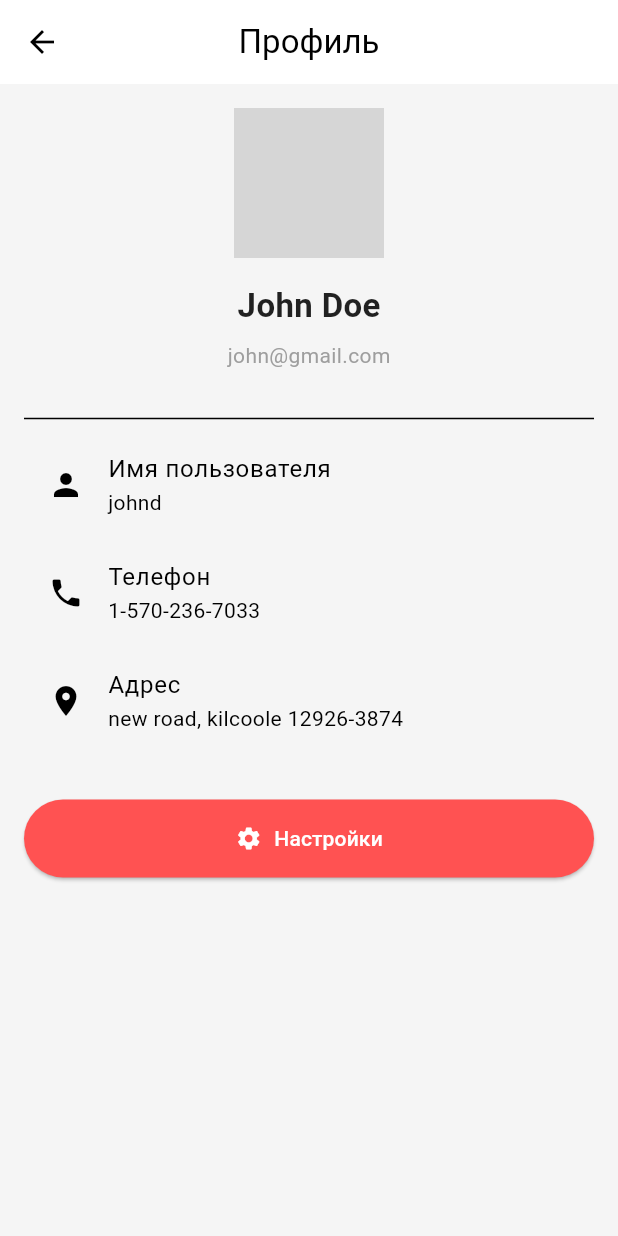
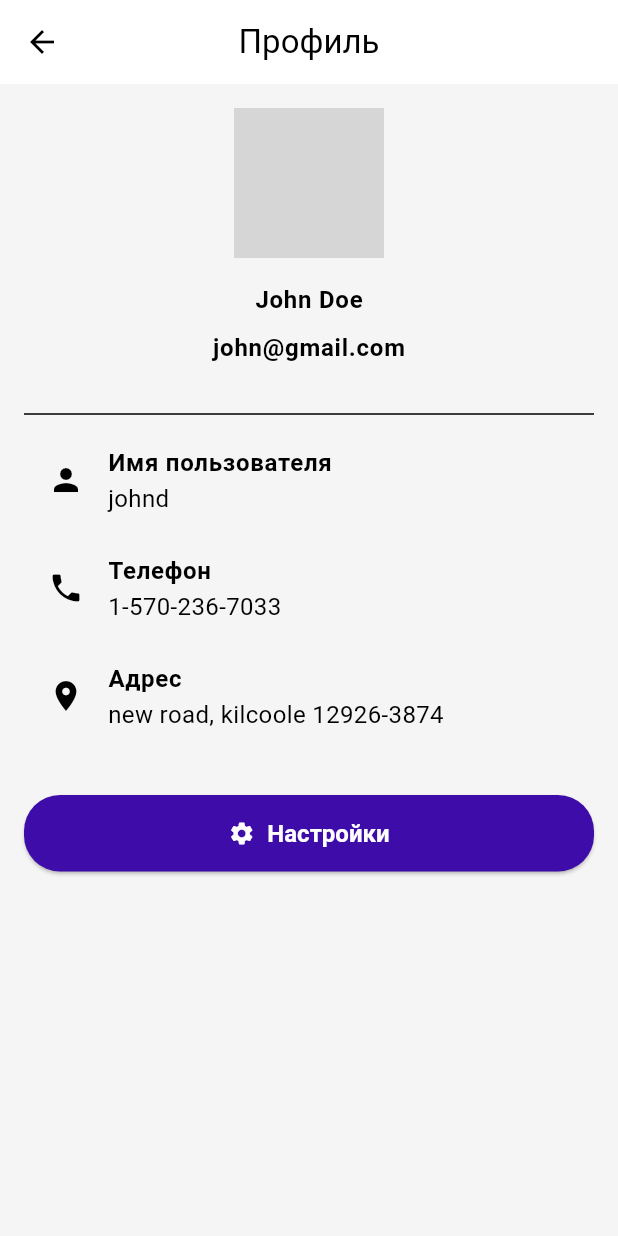
Before and after one commit to PPnGGn/fake_store, a Flutter app: the ProfilePage screen opened directly, on a phone screen of 412 x 824 dp. Run offline on Flutter 3.47's test engine with Material 3 defaults, Android fonts, the phone set to English and light mode, and no system bars; our stand-ins replace auto_route, bloc, dio, flutter_bloc, freezed_annotation, retrofit and 1 more; accounts and stored records are empty; generated files the repository leaves out were written again; network calls fail; Roboto replaces fonts that are missing (Montserrat); grey boxes are pictures that could not be loaded.

```diff
--- a/lib/entities/dto/response/response_models.dart
+++ b/lib/entities/dto/response/response_models.dart
@@ -1 +1,7 @@
+
+import 'package:freezed_annotation/freezed_annotation.dart';
+
+part 'carts.dart';
 part 'products.dart';
+part 'response_models.freezed.dart';
+part 'response_models.g.dart';
--- a/lib/repositories/settings/settings_repository_interface.dart
+++ b/lib/repositories/settings/settings_repository_interface.dart
@@ -1,4 +1,5 @@
-abstract interface class SettingsRepositoryInterface{
+abstract interface class SettingsRepositoryInterface {
   bool isDarkThemeSelected();
+
   Future<void> setDarkThemeSelected(bool selected);
 }
--- a/lib/ui/profile/profile/profile_page.dart
+++ b/lib/ui/profile/profile/profile_page.dart
@@ -1,4 +1,5 @@
 import 'package:auto_route/auto_route.dart';
+import 'package:fake_store/utils/extensions%20/app_theme.dart';
 import 'package:flutter/material.dart';
 
 @RoutePage()
@@ -22,8 +23,7 @@ class ProfilePage extends StatelessWidget {
     } as Map<String, dynamic>;
 
     final fullName = "${user["name"]?["firstname"]} ${user["name"]?["lastname"]}";
-    final address =
-        "${user["address"]?["street"]}, ${user["address"]?["city"]} ${user["address"]?["zipcode"]}";
+    final address = "${user["address"]?["street"]}, ${user["address"]?["city"]} ${user["address"]?["zipcode"]}";
 
     return Scaffold(
       appBar: AppBar(
@@ -39,7 +39,7 @@ class ProfilePage extends StatelessWidget {
             child: ClipOval(
               child: Image.network(
                 'https://i.pravatar.cc/150?img=31',
-                fit: BoxFit.contain, // 👈 чтобы всё влезло
+                fit: BoxFit.contain,
                 width: 100,
                 height: 100,
               ),
@@ -49,22 +49,28 @@ class ProfilePage extends StatelessWidget {
           Center(
             child: Text(
               fullName,
-              style: const TextStyle(fontSize: 22, fontWeight: FontWeight.bold),
+              style: Theme.of(context).textTheme.bodyLarge,
             ),
           ),
           const SizedBox(height: 8),
           Center(
             child: Text(
               user["email"]!,
-              style: const TextStyle(color: Colors.grey),
+              style: Theme.of(context).textTheme.bodyLarge,
             ),
           ),
           const SizedBox(height: 24),
           const Divider(),
           ListTile(
             leading: const Icon(Icons.person),
-            title: const Text("Имя пользователя"),
-            subtitle: Text(user["username"]!),
+            title: Text(
+              "Имя пользователя",
+              style: Theme.of(context).textTheme.bodyLarge,
+            ),
+            subtitle: Text(
+              user["username"]!,
+              style: Theme.of(context).textTheme.bodyMedium,
+            ),
           ),
           ListTile(
             leading: const Icon(Icons.phone),
@@ -81,11 +87,6 @@ class ProfilePage extends StatelessWidget {
             onPressed: () => AutoRouter.of(context).navigatePath('settings'),
             icon: const Icon(Icons.settings),
             label: const Text("Настройки"),
-            style: ElevatedButton.styleFrom(
-              padding: const EdgeInsets.symmetric(vertical: 16),
-              backgroundColor: Colors.redAccent,
-              foregroundColor: Colors.white,
-            ),
           )
         ],
       ),
--- a/lib/ui/profile/settings/settings_page.dart
+++ b/lib/ui/profile/settings/settings_page.dart
@@ -80,10 +80,7 @@ class SettingsPage extends StatelessWidget {
                   },
                   icon: const Icon(Icons.logout),
                   label: const Text("Выйти из аккаунта"),
-                  style: ElevatedButton.styleFrom(
 
-                    padding: const EdgeInsets.symmetric(vertical: 14),
-                  ),
                 ),
               )
             ],
--- a/lib/utils/extensions /app_theme.dart
+++ b/lib/utils/extensions /app_theme.dart
@@ -29,9 +29,35 @@ class AppTheme {
       type: BottomNavigationBarType.fixed,
     ),
     textTheme: const TextTheme(
-      bodyLarge: TextStyle(color: Colors.black),
-      bodyMedium: TextStyle(color: Colors.black87),
-      titleMedium: TextStyle(color: AppColors.purple3E0CA9),
+        bodyLarge: TextStyle(
+          color: AppColors.black,
+          fontSize: 16,
+          fontWeight: FontWeight.w700,
+        ),
+        bodyMedium: TextStyle(
+          color: AppColors.black,
+          fontSize: 16,
+          fontWeight: FontWeight.w400,
+        ),
+    bodySmall: TextStyle(
+      color: AppColors.black,
+      fontSize: 14,
+      fontWeight: FontWeight.w400,
+    ),
+    ),
+    elevatedButtonTheme: ElevatedButtonThemeData(
+      style: ElevatedButton.styleFrom(
+        backgroundColor: AppColors.purple3E0CA9,
+        foregroundColor: AppColors.white,
+        textStyle: const TextStyle(
+          fontSize: 16,
+          fontWeight: FontWeight.w600,
+        ),
+        shape: RoundedRectangleBorder(
+          borderRadius: BorderRadius.circular(24),
+        ),
+        padding: const EdgeInsets.symmetric(vertical: 16, horizontal: 24),
+      ),
     ),
   );
 
@@ -61,8 +87,36 @@ class AppTheme {
         elevation: 0,
       ),
       textTheme: const TextTheme(
-      bodyLarge: TextStyle(color: AppColors.white),
-      bodyMedium: TextStyle(color: AppColors.white),
+        bodyLarge: TextStyle(
+          color: AppColors.white,
+          fontSize: 16,
+          fontWeight: FontWeight.w700,
+        ),
+        bodyMedium: TextStyle(
+          color: AppColors.white,
+          fontSize: 16,
+          fontWeight: FontWeight.w400,
+        ),
+        bodySmall:  TextStyle(
+          color: AppColors.white,
+          fontSize: 14,
+          fontWeight: FontWeight.w400,
+        ),
+
+      ),
+    elevatedButtonTheme: ElevatedButtonThemeData(
+      style: ElevatedButton.styleFrom(
+        backgroundColor: AppColors.purpleBB86FC,
+        foregroundColor: AppColors.black,
+        textStyle: const TextStyle(
+          fontSize: 16,
+          fontWeight: FontWeight.w600,
+        ),
+        shape: RoundedRectangleBorder(
+          borderRadius: BorderRadius.circular(24),
+        ),
+        padding: const EdgeInsets.symmetric(vertical: 16, horizontal: 24),
+      ),
     ),
   );
 }
```
Also changed, not shown: lib/api/carts/cart_api.dart (added, +19 -0 lines), lib/api/products/products_api.dart (added, +18 -0 lines), lib/entities/dto/response/carts.dart (added, +12 -0 lines), lib/entities/dto/response/products.dart (+14 -0 lines), lib/main.dart (+8 -6 lines), lib/ui/products/products/products_page.dart (+15 -26 lines), lib/api/carts/cart_api.g.dart (added), lib/api/products/products_api.g.dart (added), lib/entities/dto/response/response_models.freezed.dart (added), lib/entities/dto/response/response_models.g.dart (added), 11 other files. Lines whose indentation alone changed are shown as unchanged.
